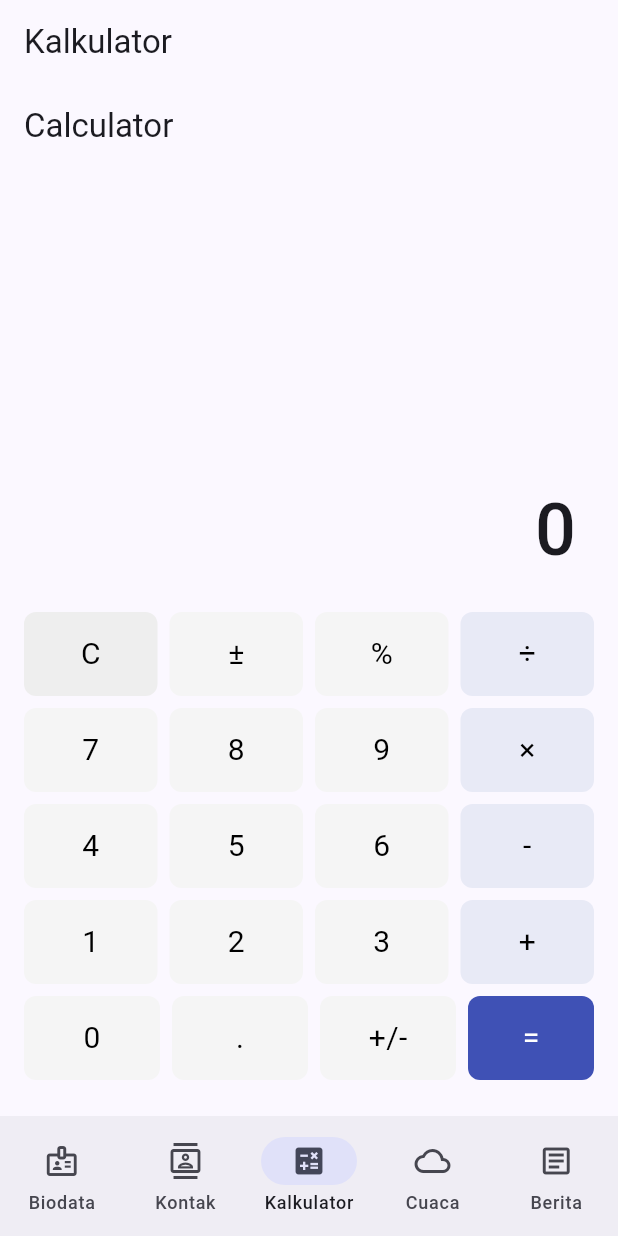
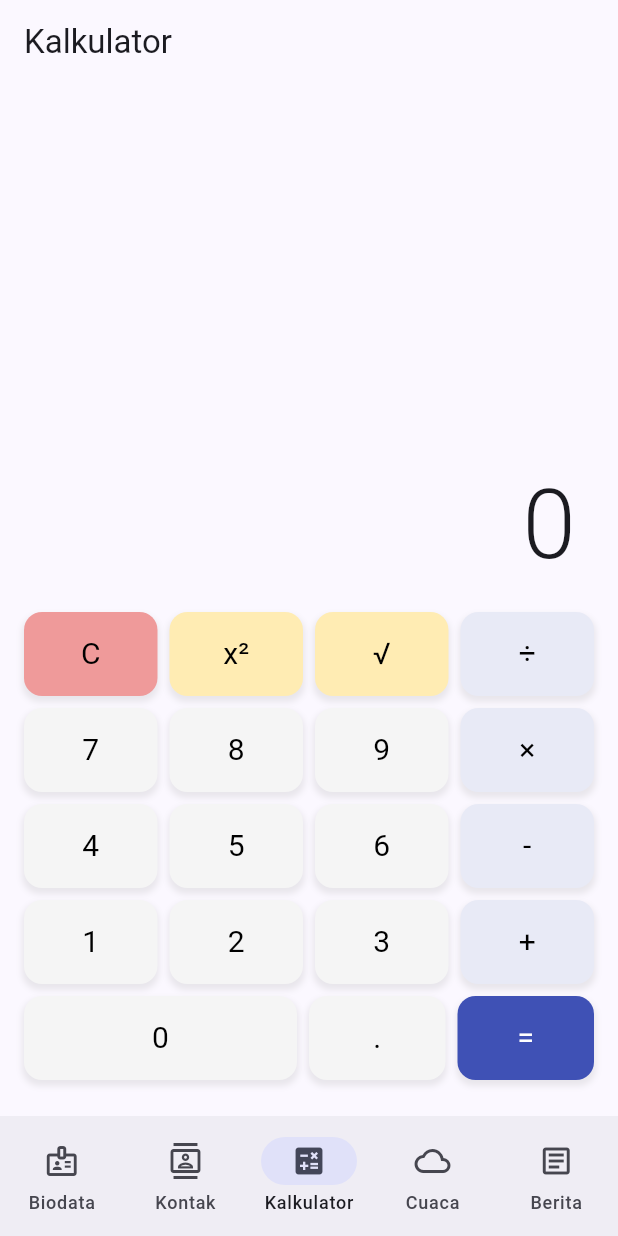
Before and after one commit to MRNaufal21/UTS-Pemrograman-Mobile-Flutter, a Flutter app: the screen it shows after launch, item 3 of the bottom bar chosen, on a phone screen of 412 x 824 dp. Run offline on Flutter 3.47's test engine with Material 3 defaults, Android fonts, the phone set to English and light mode, and no system bars; network calls fail.

Commit message:
Update calculator_page.dart

```diff
--- a/lib/pages/calculator_page.dart
+++ b/lib/pages/calculator_page.dart
@@ -1,10 +1,5 @@
 import 'package:flutter/material.dart';
 import 'dart:math' as math;
-
-/// A simple calculator page that was missing its widget wrapper and state.
-/// This file provides a complete, self-contained StatefulWidget implementation
-/// including a small CalcButton widget so the previous stray bracket/comma
-/// errors are resolved.
 
 class CalculatorPage extends StatefulWidget {
   const CalculatorPage({Key? key}) : super(key: key);
@@ -21,7 +16,7 @@ class _CalculatorPageState extends State<CalculatorPage> {
 
   void _inputDigit(String d) {
     setState(() {
-      if (_display == '0') {
+      if (_display == '0' || _display == 'Error') {
         _display = d;
       } else {
         _display += d;
@@ -45,10 +40,62 @@ class _CalculatorPageState extends State<CalculatorPage> {
     });
   }
 
+  // ======================================================
+  // FUNGSI BARU: PENGKUADRATAN (SQUARE)
+  // ======================================================
+  void _square() {
+    setState(() {
+      final value = double.tryParse(_display);
+      if (value != null) {
+        // Kuadrat: v * v atau math.pow(v, 2)
+        double result = math.pow(value, 2).toDouble();
+
+        // Format hasil
+        if (result % 1 == 0) {
+          _display = result.toInt().toString();
+        } else {
+          _display = result.toString();
+        }
+        _firstOperand = null;
+        _operator = null;
+      } else {
+        _display = 'Error';
+      }
+    });
+  }
+
+  // ======================================================
+  // FUNGSI BARU: AKAR KUADRAT (SQUARE ROOT)
+  // ======================================================
+  void _squareRoot() {
+    setState(() {
+      final value = double.tryParse(_display);
+      if (value != null) {
+        if (value < 0) {
+          _display = 'Error';
+        } else {
+          double result = math.sqrt(value);
+
+          // Format hasil
+          if (result % 1 == 0) {
+            _display = result.toInt().toString();
+          } else {
+            _display = result.toStringAsFixed(4); // Batasi desimal untuk akar
+          }
+        }
+        _firstOperand = null;
+        _operator = null;
+      } else {
+        _display = 'Error';
+      }
+    });
+  }
+
   void _equals() {
     setState(() {
       final second = double.tryParse(_display) ?? 0.0;
       double result = second;
+
       if (_firstOperand != null && _operator != null) {
         switch (_operator) {
           case '+':
@@ -74,7 +121,8 @@ class _CalculatorPageState extends State<CalculatorPage> {
             result = second;
         }
       }
-      // show integer without decimal when possible
+
+      // Format hasil
       if (result % 1 == 0) {
         _display = result.toInt().toString();
       } else {
@@ -98,7 +146,7 @@ class _CalculatorPageState extends State<CalculatorPage> {
     final btnStyleLocal = btnStyle;
 
     return Scaffold(
-      appBar: AppBar(title: const Text('Calculator')),
+      // AppBar dihapus karena biasanya kalkulator menjadi bagian dari Dashboard
       body: Padding(
         padding: const EdgeInsets.all(16.0),
         child: Column(
@@ -110,64 +158,56 @@ class _CalculatorPageState extends State<CalculatorPage> {
                 child: Text(
                   _display,
                   style: const TextStyle(
-                    fontSize: 48,
-                    fontWeight: FontWeight.w500,
+                    fontSize: 64, // Perbesar tampilan
+                    fontWeight: FontWeight.w300,
                   ),
                 ),
               ),
             ),
-            const SizedBox(height: 8),
+
+            // ======================================================
+            // BARIS FUNGSI BARU (KUADRAT, AKAR, HAPUS, BAGI)
+            // ======================================================
             Row(
               children: [
                 Expanded(
+                  // Tombol C
                   child: CalcButton(
                     label: 'C',
                     onTap: _clearAll,
-                    background: Colors.grey.shade200,
+                    background: Colors.red.shade200,
                     textStyle: btnStyleLocal,
                   ),
                 ),
                 const SizedBox(width: 8),
-                Expanded(
-                  child: CalcButton(
-                    label: '±',
-                    onTap: () {
-                      setState(() {
-                        if (_display.startsWith('-')) {
-                          _display = _display.substring(1);
-                        } else if (_display != '0') {
-                          _display = '-' + _display;
-                        }
-                      });
-                    },
+                CalcButton(
+                  // Tombol Kuadrat (x²)
+                  label: 'x²',
+                  onTap: _square,
+                  background: Colors.amber.shade100,
                   textStyle: btnStyleLocal,
                 ),
+                const SizedBox(width: 8),
+                CalcButton(
+                  // Tombol Akar Kuadrat (√)
+                  label: '√',
+                  onTap: _squareRoot,
+                  background: Colors.amber.shade100,
+                  textStyle: btnStyleLocal,
                 ),
                 const SizedBox(width: 8),
-                Expanded(
-                  child: CalcButton(
-                    label: '%',
-                    onTap: () {
-                      setState(() {
-                        final v = double.tryParse(_display) ?? 0.0;
-                        _display = (v / 100).toString();
-                      });
-                    },
-                    textStyle: btnStyleLocal,
-                  ),
-                ),
-                const SizedBox(width: 8),
-                Expanded(
-                  child: CalcButton(
+                CalcButton(
+                  // Tombol Bagi (÷)
                   label: '÷',
                   onTap: () => _setOperator('÷'),
                   background: Colors.indigo.shade50,
                   textStyle: btnStyleLocal,
                 ),
-                ),
               ],
             ),
             const SizedBox(height: 8),
+
+            // BARIS 7, 8, 9, KALI
             Row(
               children: [
                 CalcButton(
@@ -197,6 +237,8 @@ class _CalculatorPageState extends State<CalculatorPage> {
               ],
             ),
             const SizedBox(height: 8),
+
+            // BARIS 4, 5, 6, KURANG
             Row(
               children: [
                 CalcButton(
@@ -226,6 +268,8 @@ class _CalculatorPageState extends State<CalculatorPage> {
               ],
             ),
             const SizedBox(height: 8),
+
+            // BARIS 1, 2, 3, TAMBAH
             Row(
               children: [
                 CalcButton(
@@ -255,55 +299,30 @@ class _CalculatorPageState extends State<CalculatorPage> {
               ],
             ),
             const SizedBox(height: 8),
+
+            // BARIS 0, TITIK, EQUALS
             Row(
               children: [
-                Expanded(
-                  child: Row(
-                    children: [
-                      Expanded(
-                        child: CalcButton(
+                CalcButton(
                   label: '0',
                   onTap: () => _inputDigit('0'),
                   textStyle: btnStyleLocal,
-                        ),
+                  // Agar tombol 0 lebih lebar
+                  flex: 2,
                 ),
                 const SizedBox(width: 8),
-                      Expanded(
-                        child: CalcButton(
+                CalcButton(
                   label: '.',
                   onTap: _inputDot,
                   textStyle: btnStyleLocal,
                 ),
-                      ),
                 const SizedBox(width: 8),
-                      Expanded(
-                        child: CalcButton(
-                          label: '+/-',
-                          onTap: () {
-                            setState(() {
-                              if (_display.startsWith('-')) {
-                                _display = _display.substring(1);
-                              } else if (_display != '0') {
-                                _display = '-$_display';
-                              }
-                            });
-                          },
-                          textStyle: btnStyleLocal,
-                        ),
-                      ),
-                    ],
-                  ),
-                ),
-                const SizedBox(width: 8),
-                SizedBox(
-                  width: 84,
-                  child: CalcButton(
+                CalcButton(
                   label: '=',
                   onTap: _equals,
                   background: Colors.indigo,
                   foreground: Colors.white,
                   textStyle: btnStyleLocal,
-                  ),
                 ),
               ],
             ),
@@ -315,14 +334,14 @@ class _CalculatorPageState extends State<CalculatorPage> {
   }
 }
 
-/// A small reusable button used by this page. If your project already
-/// defines a CalcButton, you can remove this and use the existing one.
+/// A small reusable button used by this page.
 class CalcButton extends StatelessWidget {
   final String label;
   final VoidCallback onTap;
   final Color? background;
   final Color? foreground;
   final TextStyle? textStyle;
+  final int flex;
 
   const CalcButton({
     Key? key,
@@ -331,6 +350,7 @@ class CalcButton extends StatelessWidget {
     this.background,
     this.foreground,
     this.textStyle,
+    this.flex = 1, // Default flex adalah 1
   }) : super(key: key);
 
   @override
@@ -338,6 +358,7 @@ class CalcButton extends StatelessWidget {
     final bg = background ?? Colors.grey.shade100;
     final fg = foreground ?? Colors.black;
     return Expanded(
+      flex: flex,
       child: GestureDetector(
         onTap: onTap,
         child: Container(
@@ -345,7 +366,16 @@ class CalcButton extends StatelessWidget {
           alignment: Alignment.center,
           decoration: BoxDecoration(
             color: bg,
-            borderRadius: BorderRadius.circular(8),
+            borderRadius: BorderRadius.circular(12), // Diperhalus jadi 12
+            boxShadow: [
+              // Tambah shadow untuk efek menawan
+              BoxShadow(
+                color: Colors.grey.withOpacity(0.2),
+                spreadRadius: 1,
+                blurRadius: 3,
+                offset: const Offset(0, 3),
+              ),
+            ],
           ),
           child: Text(
             label,
```
Lines whose indentation alone changed are shown as unchanged.
